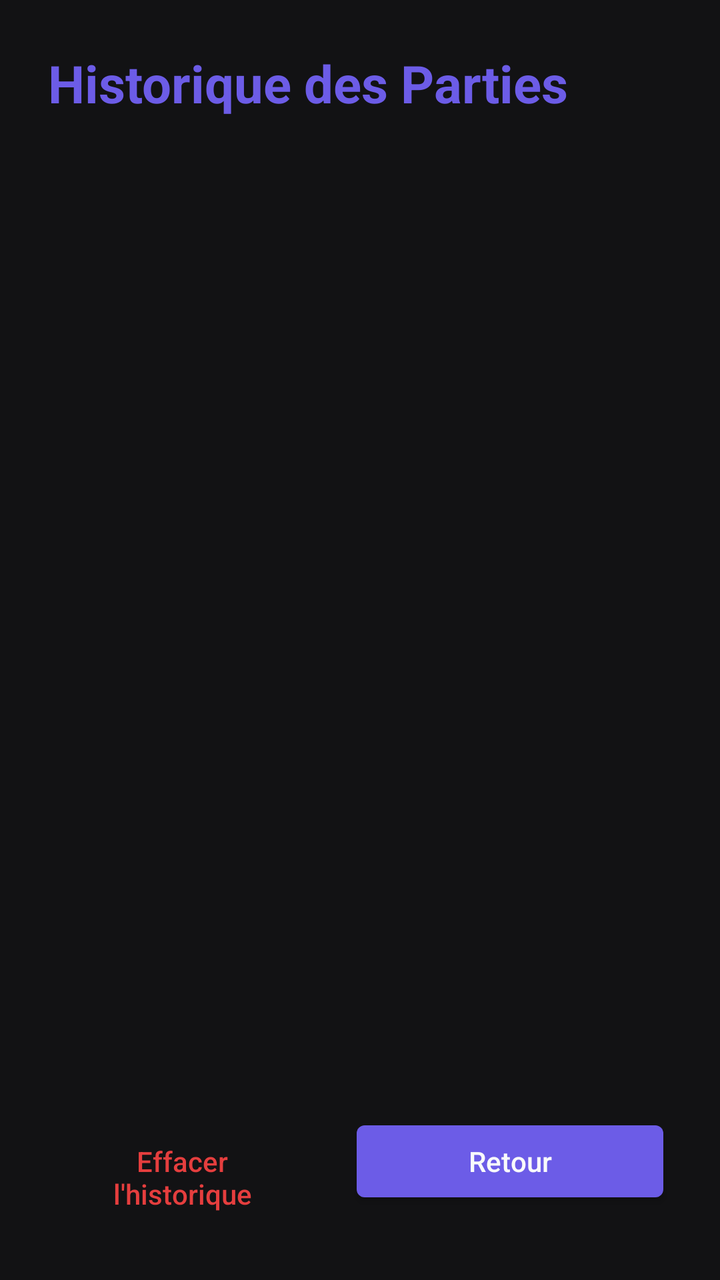
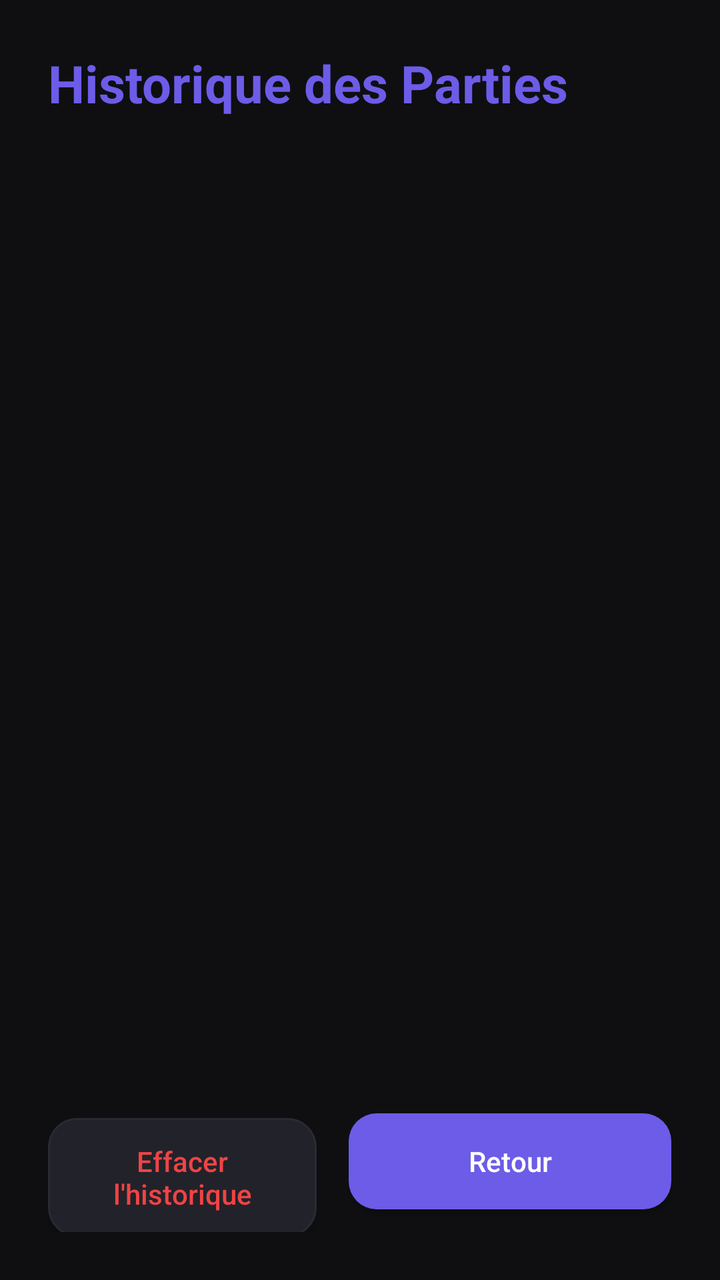

The first picture is an Android layout as it rendered before a commit; the second is the same layout after the commit. The layout source and the unified diff follow.
<!-- AndroidManifest.xml: application theme AppTheme -->
<!-- res/layout/screen_history.xml -->
<?xml version="1.0" encoding="utf-8"?>
<LinearLayout xmlns:android="http://schemas.android.com/apk/res/android"
    android:layout_width="match_parent"
    android:layout_height="match_parent"
    android:orientation="vertical"
    android:padding="24dp"
    android:background="@color/bg">

    <TextView
        android:layout_width="match_parent"
        android:layout_height="wrap_content"
        android:text="@string/history_title"
        android:textSize="26sp"
        android:textStyle="bold"
        android:textColor="@color/primary"
        android:layout_marginBottom="20dp"/>

    <ScrollView
        android:layout_width="match_parent"
        android:layout_height="0dp"
        android:layout_weight="1"
        android:layout_marginBottom="16dp"
        android:fillViewport="true">

        <LinearLayout
            android:id="@+id/history_list_container"
            android:layout_width="match_parent"
            android:layout_height="wrap_content"
            android:orientation="vertical">
            
            <TextView
                android:id="@+id/tv_empty_history"
                android:layout_width="match_parent"
                android:layout_height="wrap_content"
                android:text="@string/no_history"
                android:textColor="@color/text_secondary"
                android:textSize="16sp"
                android:gravity="center"
                android:layout_marginTop="64dp"
                android:visibility="gone"/>
        </LinearLayout>
    </ScrollView>

    <LinearLayout
        android:layout_width="match_parent"
        android:layout_height="wrap_content"
        android:orientation="horizontal">

        <Button
            android:id="@+id/btn_clear_history"
            android:layout_width="0dp"
            android:layout_height="wrap_content"
            android:layout_weight="1"
            android:text="@string/clear_history"
            android:textColor="@color/penalty_double"
            android:background="?android:attr/selectableItemBackground"
            android:layout_marginEnd="8dp"
            android:padding="12dp"
            android:textAllCaps="false"/>

        <Button
            android:id="@+id/btn_back_from_history"
            android:layout_width="0dp"
            android:layout_height="wrap_content"
            android:layout_weight="1.2"
            android:text="Retour"
            android:textColor="@color/text_primary"
            android:backgroundTint="@color/primary"
            android:layout_marginStart="8dp"
            android:padding="12dp"
            android:textAllCaps="false"/>
    </LinearLayout>

</LinearLayout>
<!-- resources referenced by this layout -->
<resources>
  <color name="bg">#FF121214</color>
  <color name="penalty_double">#FFE53E3E</color>
  <color name="primary">#FF6C5CE7</color>
  <color name="text_primary">#FFF9FAFB</color>
  <color name="text_secondary">#FF9CA3AF</color>
  <string name="clear_history">Effacer l\'historique</string>
  <string name="history_title">Historique des Parties</string>
  <string name="no_history">Aucun historique de partie</string>
  <style name="AppTheme" parent="@android:style/Theme.DeviceDefault.NoActionBar">
          <item name="android:windowBackground">@color/bg</item>
          <item name="android:textColorPrimary">@color/text_primary</item>
          <item name="android:textColorSecondary">@color/text_secondary</item>
          <item name="android:colorAccent">@color/accent</item>
          <item name="android:colorPrimary">@color/primary</item>
          <item name="android:colorPrimaryDark">@color/primary_dark</item>
          <item name="android:statusBarColor">@color/bg</item>
          <item name="android:navigationBarColor">@color/bg</item>
      </style>
  <color name="accent">#FF00D2D3</color>
  <color name="primary_dark">#FF5B4BC4</color>
</resources>

<!-- the commit's change to res/layout/screen_history.xml (unified diff, before → after) -->
@@ -4,7 +4,7 @@
     android:layout_height="match_parent"
     android:orientation="vertical"
     android:padding="24dp"
-    android:background="@color/bg">
+    android:background="?attr/themeBg">
 
     <TextView
         android:layout_width="match_parent"
@@ -12,7 +12,7 @@
         android:text="@string/history_title"
         android:textSize="26sp"
         android:textStyle="bold"
-        android:textColor="@color/primary"
+        android:textColor="?attr/themePrimary"
         android:layout_marginBottom="20dp"/>
 
     <ScrollView
@@ -33,7 +33,7 @@
                 android:layout_width="match_parent"
                 android:layout_height="wrap_content"
                 android:text="@string/no_history"
-                android:textColor="@color/text_secondary"
+                android:textColor="?attr/themeTextSecondary"
                 android:textSize="16sp"
                 android:gravity="center"
                 android:layout_marginTop="64dp"
@@ -53,7 +53,7 @@
             android:layout_weight="1"
             android:text="@string/clear_history"
             android:textColor="@color/penalty_double"
-            android:background="?android:attr/selectableItemBackground"
+            android:background="@drawable/bg_rounded_button_secondary"
             android:layout_marginEnd="8dp"
             android:padding="12dp"
             android:textAllCaps="false"/>
@@ -64,8 +64,8 @@
             android:layout_height="wrap_content"
             android:layout_weight="1.2"
             android:text="Retour"
-            android:textColor="@color/text_primary"
-            android:backgroundTint="@color/primary"
+            android:textColor="#FFFFFFFF"
+            android:background="@drawable/bg_rounded_button_primary"
             android:layout_marginStart="8dp"
             android:padding="12dp"
             android:textAllCaps="false"/>
<!-- resource entries referenced after the edit -->
@@ -1,24 +1,62 @@
 <!-- resources referenced by this layout -->
 <resources>
-  <color name="bg">#FF121214</color>
-  <color name="penalty_double">#FFE53E3E</color>
+  <color name="penalty_double">#FFEF4444</color>
+  <!-- drawable bg_rounded_button_primary (drawable) -->
+  <?xml version="1.0" encoding="utf-8"?>
+  <ripple xmlns:android="http://schemas.android.com/apk/res/android"
+      android:color="#40FFFFFF">
+      <item>
+          <shape>
+              <solid android:color="?attr/themePrimary" />
+              <corners android:radius="14dp" />
+          </shape>
+      </item>
+  </ripple>
+  <!-- drawable bg_rounded_button_secondary (drawable) -->
+  <?xml version="1.0" encoding="utf-8"?>
+  <ripple xmlns:android="http://schemas.android.com/apk/res/android"
+      android:color="#20FFFFFF">
+      <item>
+          <shape>
+              <solid android:color="?attr/themeSurfaceCard" />
+              <corners android:radius="14dp" />
+              <stroke android:width="1dp" android:color="?attr/themeDivider" />
+          </shape>
+      </item>
+  </ripple>
   <color name="primary">#FF6C5CE7</color>
-  <color name="text_primary">#FFF9FAFB</color>
-  <color name="text_secondary">#FF9CA3AF</color>
   <string name="clear_history">Effacer l\'historique</string>
   <string name="history_title">Historique des Parties</string>
   <string name="no_history">Aucun historique de partie</string>
   <style name="AppTheme" parent="@android:style/Theme.DeviceDefault.NoActionBar">
-          <item name="android:windowBackground">@color/bg</item>
-          <item name="android:textColorPrimary">@color/text_primary</item>
-          <item name="android:textColorSecondary">@color/text_secondary</item>
+          <item name="themeBg">@color/bg_dark</item>
+          <item name="themeSurface">@color/surface_dark</item>
+          <item name="themeSurfaceCard">@color/card_dark</item>
+          <item name="themeTextPrimary">@color/text_primary_dark</item>
+          <item name="themeTextSecondary">@color/text_secondary_dark</item>
+          <item name="themeDivider">@color/divider_dark</item>
+          <item name="themePrimary">@color/primary</item>
+          <item name="themeAccent">@color/accent</item>
+          <item name="themeInputBg">@color/input_bg_dark</item>
+          <item name="themeInputBorder">@color/divider_dark</item>
+          <item name="themeInputBorderFocused">@color/primary</item>
+  
+          <item name="android:windowBackground">@color/bg_dark</item>
+          <item name="android:textColorPrimary">@color/text_primary_dark</item>
+          <item name="android:textColorSecondary">@color/text_secondary_dark</item>
           <item name="android:colorAccent">@color/accent</item>
           <item name="android:colorPrimary">@color/primary</item>
-          <item name="android:colorPrimaryDark">@color/primary_dark</item>
-          <item name="android:statusBarColor">@color/bg</item>
-          <item name="android:navigationBarColor">@color/bg</item>
+          <item name="android:colorPrimaryDark">@color/bg_dark</item>
+          <item name="android:statusBarColor">@color/bg_dark</item>
+          <item name="android:navigationBarColor">@color/bg_dark</item>
       </style>
+  <color name="bg_dark">#FF0F0F12</color>
+  <color name="surface_dark">#FF17171C</color>
+  <color name="card_dark">#FF22222B</color>
+  <color name="text_primary_dark">#FFF0F2F5</color>
+  <color name="text_secondary_dark">#FF8E9AA8</color>
+  <color name="divider_dark">#FF2A2A35</color>
   <color name="accent">#FF00D2D3</color>
-  <color name="primary_dark">#FF5B4BC4</color>
+  <color name="input_bg_dark">#FF1F1F26</color>
 </resources>
 
